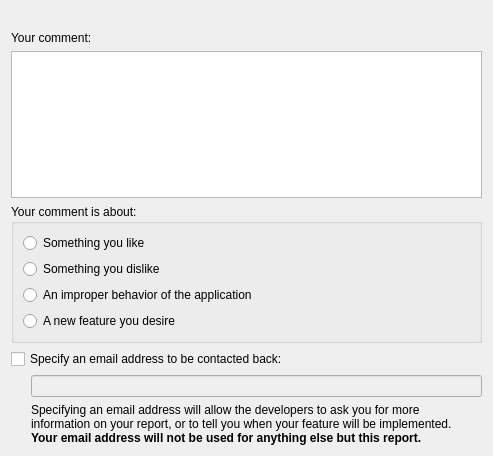
Qt form src/likeback/LikeBackDialog.ui (KDE/amarok) before a commit.
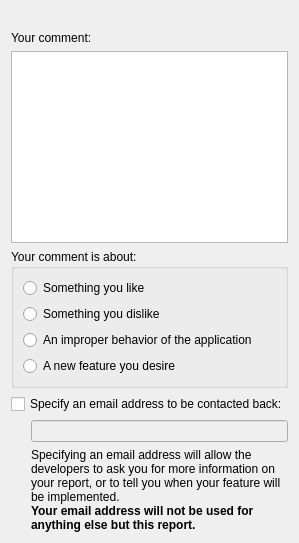
The same form after that commit.

Commit message:
Simplify LikeBackDialog layout
Remove some of the counter-productive settings in the .ui file.
Still outstanding to fix BR 312498 is a QTextEdit with a smaller
minimum size (which needs to subclass the edit box)

Patch:
```diff
--- a/src/likeback/LikeBackDialog.ui
+++ b/src/likeback/LikeBackDialog.ui
@@ -2,15 +2,13 @@
 <ui version="4.0">
  <class>LikeBackDialog</class>
  <widget class="QWidget" name="LikeBackDialog">
-  <property name="geometry">
-   <rect>
-    <x>0</x>
-    <y>0</y>
-    <width>493</width>
-    <height>456</height>
-   </rect>
+  <property name="sizePolicy">
+   <sizepolicy hsizetype="MinimumExpanding" vsizetype="MinimumExpanding">
+    <horstretch>0</horstretch>
+    <verstretch>0</verstretch>
+   </sizepolicy>
   </property>
-  <layout class="QVBoxLayout" name="verticalLayout_3">
+  <layout class="QVBoxLayout" name="verticalLayout_3" stretch="0,0,1,0,0,0">
    <item>
     <widget class="QLabel" name="m_informationLabel">
      <property name="sizePolicy">
@@ -35,12 +33,6 @@
    </item>
    <item>
     <widget class="QLabel" name="label_2">
-     <property name="sizePolicy">
-      <sizepolicy hsizetype="Expanding" vsizetype="Fixed">
-       <horstretch>0</horstretch>
-       <verstretch>0</verstretch>
-      </sizepolicy>
-     </property>
      <property name="text">
       <string>Your comment:</string>
      </property>
@@ -48,12 +40,6 @@
    </item>
    <item>
     <widget class="QTextEdit" name="m_comment">
-     <property name="minimumSize">
-      <size>
-       <width>300</width>
-       <height>100</height>
-      </size>
-     </property>
      <property name="acceptRichText">
       <bool>false</bool>
      </property>
@@ -61,12 +47,6 @@
    </item>
    <item>
     <widget class="QGroupBox" name="groupBox">
-     <property name="sizePolicy">
-      <sizepolicy hsizetype="Expanding" vsizetype="Preferred">
-       <horstretch>0</horstretch>
-       <verstretch>0</verstretch>
-      </sizepolicy>
-     </property>
      <property name="title">
       <string>Your comment is about:</string>
      </property>
@@ -76,12 +56,6 @@
       </property>
       <item>
        <widget class="QRadioButton" name="likeRadio_">
-        <property name="sizePolicy">
-         <sizepolicy hsizetype="Minimum" vsizetype="Fixed">
-          <horstretch>0</horstretch>
-          <verstretch>0</verstretch>
-         </sizepolicy>
-        </property>
         <property name="text">
          <string>Something you like</string>
         </property>
@@ -89,12 +63,6 @@
       </item>
       <item>
        <widget class="QRadioButton" name="dislikeRadio_">
-        <property name="sizePolicy">
-         <sizepolicy hsizetype="Minimum" vsizetype="Fixed">
-          <horstretch>0</horstretch>
-          <verstretch>0</verstretch>
-         </sizepolicy>
-        </property>
         <property name="text">
          <string>Something you dislike</string>
         </property>
@@ -102,12 +70,6 @@
       </item>
       <item>
        <widget class="QRadioButton" name="bugRadio_">
-        <property name="sizePolicy">
-         <sizepolicy hsizetype="Minimum" vsizetype="Fixed">
-          <horstretch>0</horstretch>
-          <verstretch>0</verstretch>
-         </sizepolicy>
-        </property>
         <property name="text">
          <string>An improper behavior of the application</string>
         </property>
@@ -115,12 +77,6 @@
       </item>
       <item>
        <widget class="QRadioButton" name="featureRadio_">
-        <property name="sizePolicy">
-         <sizepolicy hsizetype="Minimum" vsizetype="Fixed">
-          <horstretch>0</horstretch>
-          <verstretch>0</verstretch>
-         </sizepolicy>
-        </property>
         <property name="text">
          <string>A new feature you desire</string>
         </property>
@@ -131,12 +87,6 @@
    </item>
    <item>
     <widget class="QCheckBox" name="specifyEmailCheckBox_">
-     <property name="sizePolicy">
-      <sizepolicy hsizetype="Expanding" vsizetype="Fixed">
-       <horstretch>0</horstretch>
-       <verstretch>0</verstretch>
-      </sizepolicy>
-     </property>
      <property name="text">
       <string>Specify an email address to be contacted back:</string>
      </property>
@@ -167,22 +117,10 @@
          <property name="enabled">
           <bool>false</bool>
          </property>
-         <property name="sizePolicy">
-          <sizepolicy hsizetype="Expanding" vsizetype="Fixed">
-           <horstretch>0</horstretch>
-           <verstretch>0</verstretch>
-          </sizepolicy>
-         </property>
         </widget>
        </item>
        <item>
         <widget class="QLabel" name="label">
-         <property name="sizePolicy">
-          <sizepolicy hsizetype="Expanding" vsizetype="Preferred">
-           <horstretch>0</horstretch>
-           <verstretch>0</verstretch>
-          </sizepolicy>
-         </property>
          <property name="text">
           <string>&lt;html&gt;Specifying an email address will allow the developers to ask you for more information on your report, or to tell you when your feature will be implemented.&lt;br/&gt;
 &lt;b&gt;Your email address will not be used for anything else but this report.&lt;/b&gt;&lt;/html&gt;</string>
```
The commit also changes 1 other file.
